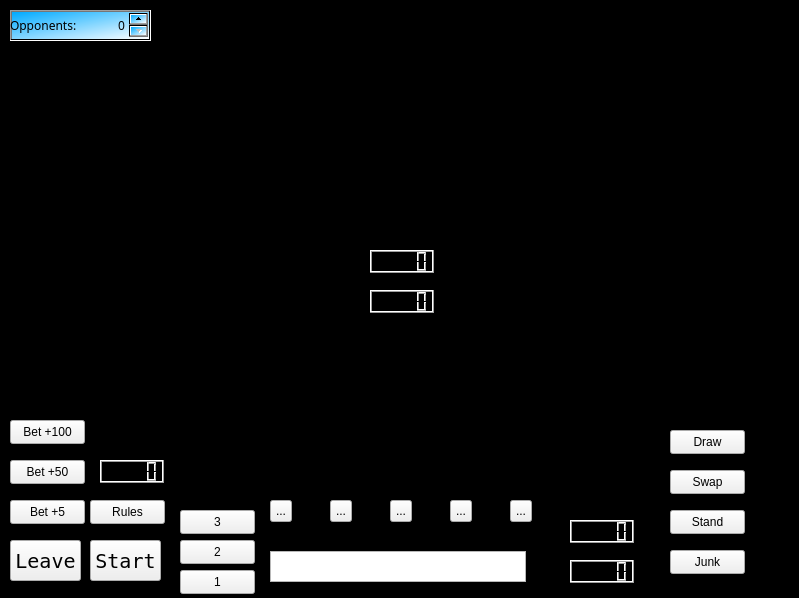
Above: src/qt-design-files/sabacc.ui from j776w781/EECS-581-Project-3 before the change. Below: the same form after it.
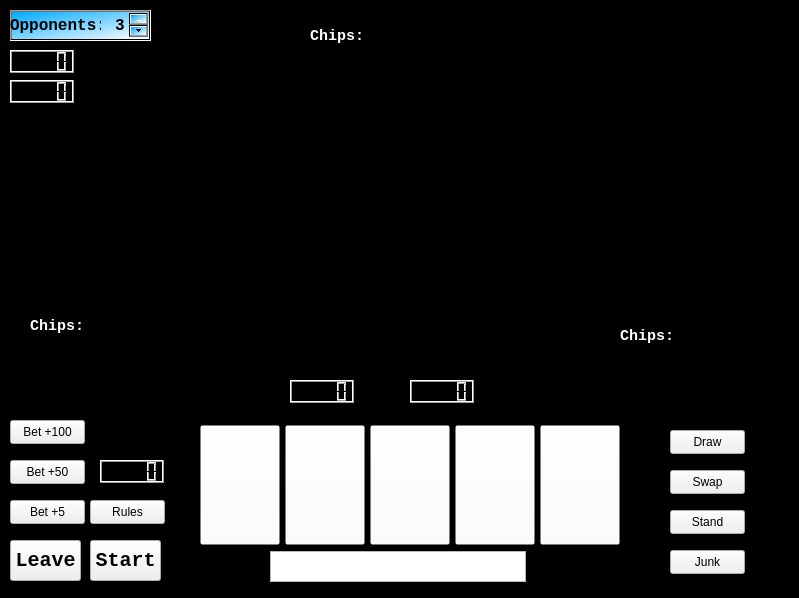
That is the form after the change. Icons and pictures are not drawn.

Commit message: Progres on Sabacc, still implementing GUI-friendly game logic fixes.

Diff of the .ui file:
```diff
--- a/src/qt-design-files/sabacc.ui
+++ b/src/qt-design-files/sabacc.ui
@@ -40,8 +40,9 @@
    </property>
    <property name="font">
     <font>
-     <family>Fixedsys</family>
+     <family>Courier New</family>
      <pointsize>15</pointsize>
+     <bold>true</bold>
     </font>
    </property>
    <property name="styleSheet">
@@ -77,8 +78,9 @@
    </property>
    <property name="font">
     <font>
-     <family>Fixedsys</family>
+     <family>Courier New</family>
      <pointsize>15</pointsize>
+     <bold>true</bold>
     </font>
    </property>
    <property name="styleSheet">
@@ -132,8 +134,8 @@
   <widget class="QLCDNumber" name="dice1">
    <property name="geometry">
     <rect>
-     <x>570</x>
-     <y>520</y>
+     <x>10</x>
+     <y>50</y>
      <width>64</width>
      <height>23</height>
     </rect>
@@ -142,8 +144,8 @@
   <widget class="QLCDNumber" name="dice2">
    <property name="geometry">
     <rect>
-     <x>570</x>
-     <y>560</y>
+     <x>10</x>
+     <y>80</y>
      <width>64</width>
      <height>23</height>
     </rect>
@@ -188,8 +190,8 @@
   <widget class="QLCDNumber" name="sabacc_pot">
    <property name="geometry">
     <rect>
-     <x>370</x>
-     <y>250</y>
+     <x>410</x>
+     <y>380</y>
      <width>64</width>
      <height>23</height>
     </rect>
@@ -267,115 +269,11 @@
 &lt;p align=&quot;center&quot; style=&quot;-qt-paragraph-type:empty; margin-top:0px; margin-bottom:0px; margin-left:0px; margin-right:0px; -qt-block-indent:0; text-indent:0px;&quot;&gt;&lt;br /&gt;&lt;/p&gt;&lt;/body&gt;&lt;/html&gt;</string>
    </property>
   </widget>
-  <widget class="QToolButton" name="card1">
-   <property name="geometry">
-    <rect>
-     <x>270</x>
-     <y>500</y>
-     <width>22</width>
-     <height>22</height>
-    </rect>
-   </property>
-   <property name="text">
-    <string>...</string>
-   </property>
-  </widget>
-  <widget class="QToolButton" name="card2">
-   <property name="geometry">
-    <rect>
-     <x>330</x>
-     <y>500</y>
-     <width>22</width>
-     <height>22</height>
-    </rect>
-   </property>
-   <property name="text">
-    <string>...</string>
-   </property>
-  </widget>
-  <widget class="QToolButton" name="card3">
-   <property name="geometry">
-    <rect>
-     <x>390</x>
-     <y>500</y>
-     <width>22</width>
-     <height>22</height>
-    </rect>
-   </property>
-   <property name="text">
-    <string>...</string>
-   </property>
-  </widget>
-  <widget class="QToolButton" name="card4">
-   <property name="geometry">
-    <rect>
-     <x>450</x>
-     <y>500</y>
-     <width>22</width>
-     <height>22</height>
-    </rect>
-   </property>
-   <property name="text">
-    <string>...</string>
-   </property>
-  </widget>
-  <widget class="QToolButton" name="card5">
-   <property name="geometry">
-    <rect>
-     <x>510</x>
-     <y>500</y>
-     <width>22</width>
-     <height>22</height>
-    </rect>
-   </property>
-   <property name="text">
-    <string>...</string>
-   </property>
-  </widget>
-  <widget class="QPushButton" name="opponents1">
-   <property name="geometry">
-    <rect>
-     <x>180</x>
-     <y>570</y>
-     <width>75</width>
-     <height>24</height>
-    </rect>
-   </property>
-   <property name="text">
-    <string>1</string>
-   </property>
-  </widget>
-  <widget class="QPushButton" name="opponents2">
-   <property name="geometry">
-    <rect>
-     <x>180</x>
-     <y>540</y>
-     <width>75</width>
-     <height>24</height>
-    </rect>
-   </property>
-   <property name="text">
-    <string>2</string>
-   </property>
-  </widget>
-  <widget class="QPushButton" name="opponents3">
-   <property name="geometry">
-    <rect>
-     <x>180</x>
-     <y>510</y>
-     <width>75</width>
-     <height>24</height>
-    </rect>
-   </property>
-   <property name="text">
-    <string>3</string>
-   </property>
-  </widget>
   <widget class="QLCDNumber" name="gamePot">
    <property name="geometry">
     <rect>
-     <x>370</x>
-     <y>290</y>
+     <x>290</x>
+     <y>380</y>
      <width>64</width>
      <height>23</height>
     </rect>
@@ -384,7 +282,7 @@
   <widget class="QLabel" name="deckback">
    <property name="geometry">
     <rect>
-     <x>280</x>
+     <x>290</x>
      <y>220</y>
      <width>80</width>
      <height>120</height>
@@ -411,7 +309,9 @@
    </property>
    <property name="font">
     <font>
-     <family>8514oem</family>
+     <family>Courier New</family>
+     <pointsize>12</pointsize>
+     <bold>true</bold>
     </font>
    </property>
    <property name="styleSheet">
@@ -420,19 +320,30 @@
    <property name="alignment">
     <set>Qt::AlignRight|Qt::AlignTrailing|Qt::AlignVCenter</set>
    </property>
+   <property name="minimum">
+    <number>1</number>
+   </property>
+   <property name="maximum">
+    <number>3</number>
+   </property>
+   <property name="value">
+    <number>3</number>
+   </property>
   </widget>
   <widget class="QLabel" name="opplabel">
    <property name="geometry">
     <rect>
      <x>10</x>
      <y>10</y>
-     <width>101</width>
+     <width>91</width>
      <height>31</height>
     </rect>
    </property>
    <property name="font">
     <font>
-     <family>8514oem</family>
+     <family>Courier New</family>
+     <pointsize>12</pointsize>
+     <bold>true</bold>
     </font>
    </property>
    <property name="autoFillBackground">
@@ -490,8 +401,8 @@
   <widget class="QLabel" name="lando">
    <property name="geometry">
     <rect>
-     <x>300</x>
-     <y>40</y>
+     <x>310</x>
+     <y>50</y>
      <width>101</width>
      <height>91</height>
     </rect>
@@ -506,6 +417,200 @@
     <bool>true</bool>
    </property>
   </widget>
+  <widget class="QLabel" name="discard_spot">
+   <property name="geometry">
+    <rect>
+     <x>290</x>
+     <y>220</y>
+     <width>101</width>
+     <height>121</height>
+    </rect>
+   </property>
+   <property name="styleSheet">
+    <string notr="true">background-color: rgba(0, 0, 0,0);
+color:  rgba(0, 0, 0,0);</string>
+   </property>
+   <property name="text">
+    <string>TextLabel</string>
+   </property>
+  </widget>
+  <widget class="QLabel" name="Chewbaccachips">
+   <property name="geometry">
+    <rect>
+     <x>30</x>
+     <y>310</y>
+     <width>121</width>
+     <height>31</height>
+    </rect>
+   </property>
+   <property name="font">
+    <font>
+     <family>Courier New</family>
+     <pointsize>11</pointsize>
+     <bold>true</bold>
+    </font>
+   </property>
+   <property name="styleSheet">
+    <string notr="true">color: rgb(255, 255, 255);
+background-color: rgba(0, 0, 0,0);</string>
+   </property>
+   <property name="text">
+    <string>Chips:</string>
+   </property>
+  </widget>
+  <widget class="QLabel" name="Landochips">
+   <property name="geometry">
+    <rect>
+     <x>310</x>
+     <y>20</y>
+     <width>121</width>
+     <height>31</height>
+    </rect>
+   </property>
+   <property name="font">
+    <font>
+     <family>Courier New</family>
+     <pointsize>11</pointsize>
+     <bold>true</bold>
+    </font>
+   </property>
+   <property name="styleSheet">
+    <string notr="true">color: rgb(255, 255, 255);
+background-color: rgba(0, 0, 0,0);</string>
+   </property>
+   <property name="text">
+    <string>Chips:</string>
+   </property>
+  </widget>
+  <widget class="QLabel" name="Hanchips">
+   <property name="geometry">
+    <rect>
+     <x>620</x>
+     <y>320</y>
+     <width>121</width>
+     <height>31</height>
+    </rect>
+   </property>
+   <property name="font">
+    <font>
+     <family>Courier New</family>
+     <pointsize>11</pointsize>
+     <bold>true</bold>
+    </font>
+   </property>
+   <property name="styleSheet">
+    <string notr="true">color: rgb(255, 255, 255);
+background-color: rgba(0, 0, 0,0);</string>
+   </property>
+   <property name="text">
+    <string>Chips:</string>
+   </property>
+  </widget>
+  <widget class="QPushButton" name="card1">
+   <property name="geometry">
+    <rect>
+     <x>200</x>
+     <y>425</y>
+     <width>80</width>
+     <height>120</height>
+    </rect>
+   </property>
+   <property name="styleSheet">
+    <string notr="true">QPushButton {
+	background-color: rgba(255, 255, 255, 0);
+}
+QPushButton:hover{
+	background-color: rgba(255, 255, 255, 60);
+}</string>
+   </property>
+   <property name="text">
+    <string/>
+   </property>
+  </widget>
+  <widget class="QPushButton" name="card2">
+   <property name="geometry">
+    <rect>
+     <x>285</x>
+     <y>425</y>
+     <width>80</width>
+     <height>120</height>
+    </rect>
+   </property>
+   <property name="styleSheet">
+    <string notr="true">QPushButton {
+	background-color: rgba(255, 255, 255, 0);
+}
+QPushButton:hover{
+	background-color: rgba(255, 255, 255, 60);
+}</string>
+   </property>
+   <property name="text">
+    <string/>
+   </property>
+  </widget>
+  <widget class="QPushButton" name="card3">
+   <property name="geometry">
+    <rect>
+     <x>370</x>
+     <y>425</y>
+     <width>80</width>
+     <height>120</height>
+    </rect>
+   </property>
+   <property name="styleSheet">
+    <string notr="true">QPushButton {
+	background-color: rgba(255, 255, 255, 0);
+}
+QPushButton:hover{
+	background-color: rgba(255, 255, 255, 60);
+}</string>
+   </property>
+   <property name="text">
+    <string/>
+   </property>
+  </widget>
+  <widget class="QPushButton" name="card4">
+   <property name="geometry">
+    <rect>
+     <x>455</x>
+     <y>425</y>
+     <width>80</width>
+     <height>120</height>
+    </rect>
+   </property>
+   <property name="styleSheet">
+    <string notr="true">QPushButton {
+	background-color: rgba(255, 255, 255, 0);
+}
+QPushButton:hover{
+	background-color: rgba(255, 255, 255, 60);
+}</string>
+   </property>
+   <property name="text">
+    <string/>
+   </property>
+  </widget>
+  <widget class="QPushButton" name="card5">
+   <property name="geometry">
+    <rect>
+     <x>540</x>
+     <y>425</y>
+     <width>80</width>
+     <height>120</height>
+    </rect>
+   </property>
+   <property name="styleSheet">
+    <string notr="true">QPushButton {
+	background-color: rgba(255, 255, 255, 0);
+}
+QPushButton:hover{
+	background-color: rgba(255, 255, 255, 60);
+}</string>
+   </property>
+   <property name="text">
+    <string/>
+   </property>
+  </widget>
   <zorder>graphicsView</zorder>
   <zorder>UserDialogBox</zorder>
   <zorder>leaveButton</zorder>
@@ -522,14 +627,6 @@
   <zorder>swapButton</zorder>
   <zorder>standButton</zorder>
   <zorder>junkButton</zorder>
-  <zorder>card1</zorder>
-  <zorder>card2</zorder>
-  <zorder>card3</zorder>
-  <zorder>card4</zorder>
-  <zorder>card5</zorder>
-  <zorder>opponents1</zorder>
-  <zorder>opponents2</zorder>
-  <zorder>opponents3</zorder>
   <zorder>gamePot</zorder>
   <zorder>deckback</zorder>
   <zorder>oppcount</zorder>
@@ -537,6 +634,15 @@
   <zorder>chewie</zorder>
   <zorder>han</zorder>
   <zorder>lando</zorder>
+  <zorder>discard_spot</zorder>
+  <zorder>Chewbaccachips</zorder>
+  <zorder>Landochips</zorder>
+  <zorder>Hanchips</zorder>
+  <zorder>card1</zorder>
+  <zorder>card2</zorder>
+  <zorder>card3</zorder>
+  <zorder>card4</zorder>
+  <zorder>card5</zorder>
  </widget>
  <resources/>
  <connections/>
```
The commit also changes 10 other files.
